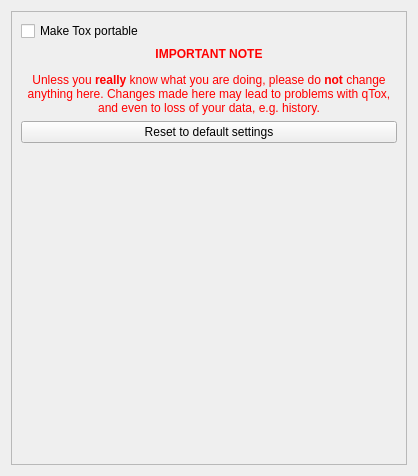
The window that src/widget/form/settings/advancedsettings.ui (qTox/qTox) describes before a commit, drawn with Qt 5.
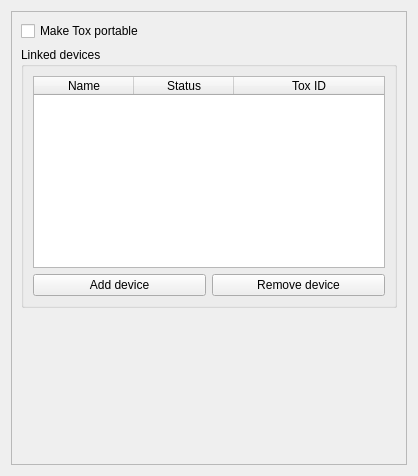
The same window after the commit. Custom widgets are drawn as their Qt base class.

Commit message:
Initial multi-device support
Currently lacking a UI to see blacklisted devices and has missing translations

What changed in the file:
```diff
--- a/src/widget/form/settings/advancedsettings.ui
+++ b/src/widget/form/settings/advancedsettings.ui
@@ -40,26 +40,78 @@
         </widget>
        </item>
        <item>
-        <widget class="QLabel" name="warningLabel">
-         <property name="text">
-          <string>&lt;html&gt;&lt;head/&gt;&lt;body&gt;&lt;p&gt;&lt;span style=&quot; font-weight:600; color:#ff0000;&quot;&gt;IMPORTANT NOTE&lt;/span&gt;&lt;/p&gt;&lt;p&gt;&lt;span style=&quot; color:#ff0000;&quot;&gt;Unless you &lt;/span&gt;&lt;span style=&quot; font-weight:600; color:#ff0000;&quot;&gt;really&lt;/span&gt;&lt;span style=&quot; color:#ff0000;&quot;&gt; know what you are doing, please do &lt;/span&gt;&lt;span style=&quot; font-weight:600; color:#ff0000;&quot;&gt;not&lt;/span&gt;&lt;span style=&quot; color:#ff0000;&quot;&gt; change anything here. Changes made here may lead to problems with qTox, and even to loss of your data, e.g. history.&lt;/span&gt;&lt;/p&gt;&lt;/body&gt;&lt;/html&gt;</string>
+        <widget class="QGroupBox" name="groupBox">
+         <property name="minimumSize">
+          <size>
+           <width>0</width>
+           <height>0</height>
+          </size>
          </property>
-         <property name="textFormat">
-          <enum>Qt::RichText</enum>
+         <property name="title">
+          <string>Linked devices</string>
          </property>
-         <property name="alignment">
-          <set>Qt::AlignCenter</set>
-         </property>
-         <property name="wordWrap">
-          <bool>true</bool>
-         </property>
-        </widget>
-       </item>
-       <item alignment="Qt::AlignTop">
-        <widget class="QPushButton" name="resetButton">
-         <property name="text">
-          <string>Reset to default settings</string>
-         </property>
+         <layout class="QGridLayout" name="gridLayout">
+          <item row="2" column="1">
+           <widget class="QPushButton" name="addDevBtn">
+            <property name="text">
+             <string>Add device</string>
+            </property>
+           </widget>
+          </item>
+          <item row="2" column="2">
+           <widget class="QPushButton" name="delDevBtn">
+            <property name="text">
+             <string>Remove device</string>
+            </property>
+           </widget>
+          </item>
+          <item row="0" column="1" colspan="2">
+           <widget class="QTableWidget" name="devsTable">
+            <property name="minimumSize">
+             <size>
+              <width>0</width>
+              <height>0</height>
+             </size>
+            </property>
+            <property name="editTriggers">
+             <set>QAbstractItemView::NoEditTriggers</set>
+            </property>
+            <property name="dragDropOverwriteMode">
+             <bool>false</bool>
+            </property>
+            <property name="selectionBehavior">
+             <enum>QAbstractItemView::SelectRows</enum>
+            </property>
+            <attribute name="horizontalHeaderVisible">
+             <bool>true</bool>
+            </attribute>
+            <attribute name="horizontalHeaderCascadingSectionResizes">
+             <bool>false</bool>
+            </attribute>
+            <attribute name="horizontalHeaderDefaultSectionSize">
+             <number>100</number>
+            </attribute>
+            <attribute name="horizontalHeaderStretchLastSection">
+             <bool>true</bool>
+            </attribute>
+            <column>
+             <property name="text">
+              <string>Name</string>
+             </property>
+            </column>
+            <column>
+             <property name="text">
+              <string>Status</string>
+             </property>
+            </column>
+            <column>
+             <property name="text">
+              <string>Tox ID</string>
+             </property>
+            </column>
+           </widget>
+          </item>
+         </layout>
         </widget>
        </item>
        <item>
```
The commit also changes 7 other files.
